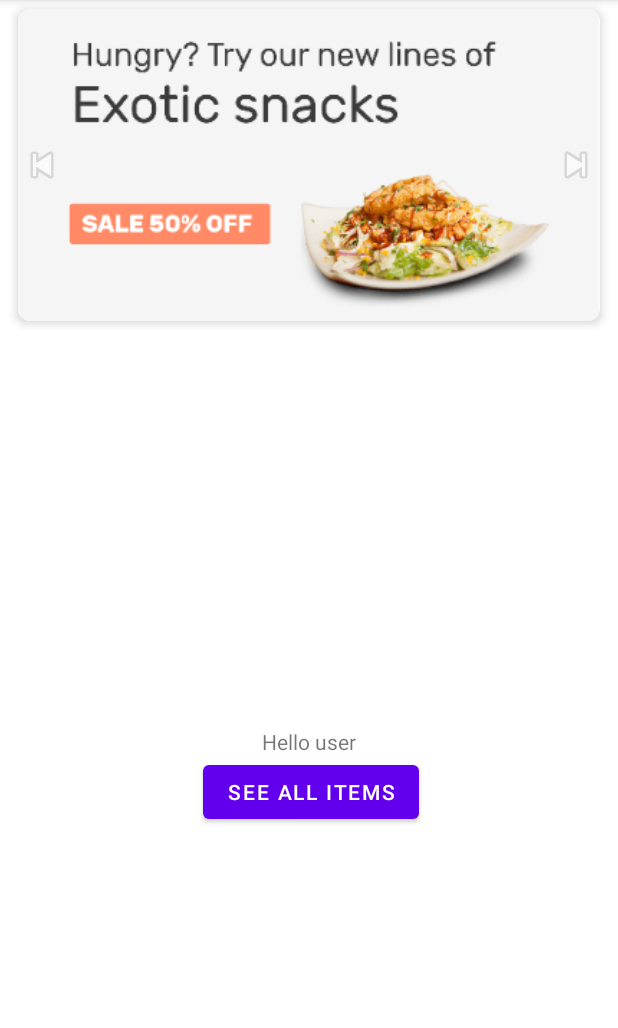
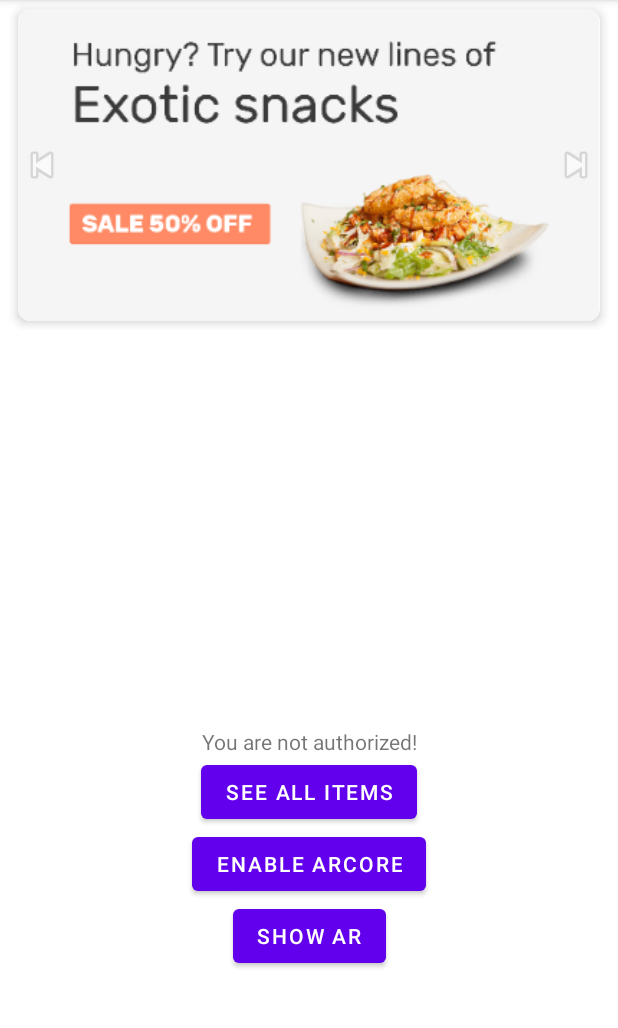
Before and after one commit to itsnikhil/Market-Android-App, an Android app: the HomeFragment screen opened directly, with no data from a screen before it, on a phone screen of 412 x 824 dp, the part 84-1112 px from its top. Run offline under Robolectric (Android 15) with nearby library versions, the phone set to English and light mode, and no system bars; our stand-ins replace Picasso; libraries missing offline, so code that uses them is left out: com.google.ar.core; pictures from the network do not load; 1 statement that could not run was skipped.

Commit message:
arcore scene

```diff
--- a/app/src/main/java/com/example/myapplication/HomeFragment.java
+++ b/app/src/main/java/com/example/myapplication/HomeFragment.java
@@ -1,13 +1,19 @@
 package com.example.myapplication;
 
 import android.content.Context;
+import android.content.Intent;
 import android.os.Bundle;
 import android.view.LayoutInflater;
 import android.view.View;
 import android.view.ViewGroup;
+import android.widget.Button;
+import android.widget.TextView;
 
 import androidx.fragment.app.Fragment;
 import androidx.viewpager.widget.ViewPager;
+
+import com.google.android.gms.auth.api.signin.GoogleSignIn;
+import com.google.android.gms.auth.api.signin.GoogleSignInAccount;
 
 public class HomeFragment extends Fragment {
 
@@ -20,9 +26,31 @@ public class HomeFragment extends Fragment {
         View view = inflater.inflate(R.layout.fragment_home, container, false);
         this.context = view.getContext();
 
+        GoogleSignInAccount acct = GoogleSignIn.getLastSignedInAccount(this.context);
+
         viewPager = view.findViewById(R.id.viewpage);
         ViewPagerAdapter viewPagerAdapter = new ViewPagerAdapter(context);
         viewPager.setAdapter(viewPagerAdapter);
+
+        TextView welcomeTxt = view.findViewById(R.id.welcomeUser);
+        if (acct != null) {
+            String personName = acct.getDisplayName();
+            welcomeTxt.setText("Hello, " + personName + "!");
+        } else {
+            welcomeTxt.setText("You are not authorized!");
+        }
+
+        Button showBtn = view.findViewById(R.id.show);
+        showBtn.setOnClickListener(v -> {
+            Intent intent = new Intent(this.context, SearchItemActivity.class);
+            startActivity(intent);
+        });
+        Button showAR = view.findViewById(R.id.arscene);
+        showAR.setOnClickListener(v -> {
+            Intent intent = new Intent(this.context, ARItem.class);
+            startActivity(intent);
+        });
+
         return view;
     }
 }
--- a/app/src/main/res/layout/fragment_home.xml
+++ b/app/src/main/res/layout/fragment_home.xml
@@ -33,20 +33,40 @@
             app:layout_constraintTop_toBottomOf="@+id/viewpage" />
 
         <Button
+            android:id="@+id/arscene"
+            android:layout_width="wrap_content"
+            android:layout_height="wrap_content"
+            android:text="Show AR"
+            app:layout_constraintEnd_toEndOf="parent"
+            app:layout_constraintStart_toStartOf="parent"
+            app:layout_constraintTop_toBottomOf="@+id/mArButton" />
+
+        <Button
+            android:id="@+id/mArButton"
+            android:layout_width="wrap_content"
+            android:layout_height="wrap_content"
+            android:text="Enable ARCore"
+            app:layout_constraintEnd_toEndOf="parent"
+            app:layout_constraintStart_toStartOf="parent"
+            app:layout_constraintTop_toBottomOf="@+id/show" />
+
+        <Button
             android:id="@+id/show"
             android:layout_width="wrap_content"
             android:layout_height="wrap_content"
             android:text="See all Items"
             app:layout_constraintEnd_toEndOf="parent"
-            app:layout_constraintHorizontal_bias="0.504"
             app:layout_constraintStart_toStartOf="parent"
             app:layout_constraintTop_toBottomOf="@+id/welcomeUser" />
 
         <androidx.viewpager.widget.ViewPager
+            android:id="@+id/viewPager"
             android:layout_width="match_parent"
             android:layout_height="match_parent"
-            tools:layout_editor_absoluteX="182dp"
-            tools:layout_editor_absoluteY="163dp" />
+            tools:layout_editor_absoluteX="0dp"
+            tools:layout_editor_absoluteY="-48dp">
+
+        </androidx.viewpager.widget.ViewPager>
     </androidx.constraintlayout.widget.ConstraintLayout>
 
 </FrameLayout>
--- a/build.gradle
+++ b/build.gradle
@@ -8,6 +8,7 @@ buildscript {
     }
     dependencies {
         classpath 'com.android.tools.build:gradle:3.5.0'
+        classpath 'com.google.ar.sceneform:plugin:1.12.0'
 
         // NOTE: Do not place your application dependencies here; they belong
         // in the individual module build.gradle files
```
Also changed, not shown: app/build.gradle (+14 -3 lines), app/src/main/AndroidManifest.xml (+18 -4 lines), app/src/main/java/com/example/myapplication/ARItem.java (added, +52 -0 lines), app/src/main/java/com/example/myapplication/CameraPermissionHelper.java (added, +42 -0 lines), app/src/main/java/com/example/myapplication/MainActivity.java (+80 -9 lines), app/src/main/java/com/example/myapplication/ui/login/LoginActivity.java (+14 -5 lines), app/src/main/res/layout/activity_aritem.xml (added, +14 -0 lines).
